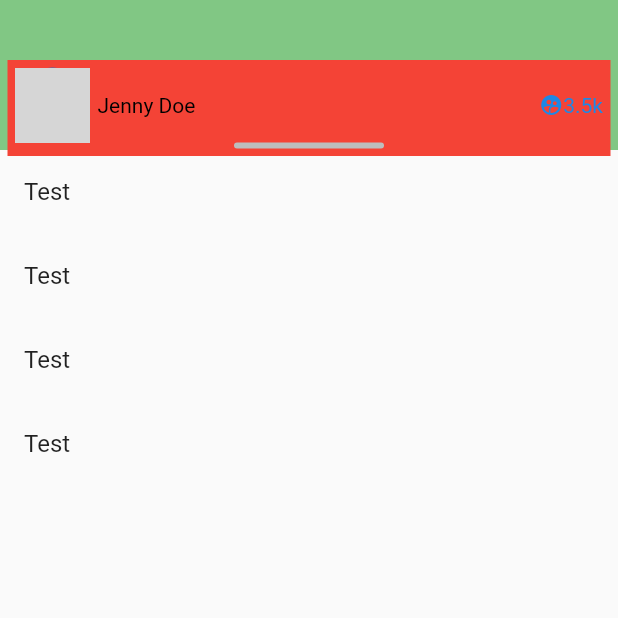
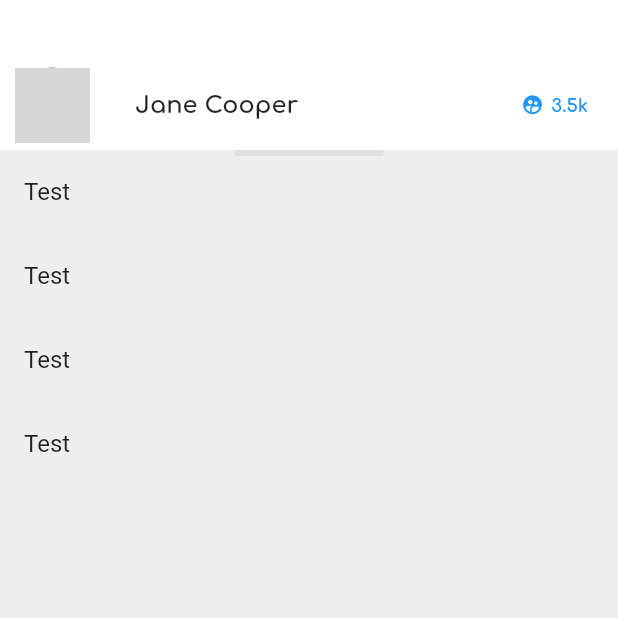
Before and after one commit to pelegopego/clone_longevity, a Flutter app: the screen it shows after launch, on a phone screen of 412 x 824 dp, the top half of it. Run offline on Flutter 3.47's test engine with Material 2 defaults, Android fonts, the light colour scheme and no system bars; network calls fail; grey boxes are pictures that could not be loaded.

Commit message:
Added new font and ajusted the visual of app bar

```diff
--- a/lib/src/app.dart
+++ b/lib/src/app.dart
@@ -9,11 +9,12 @@ class MyApp extends StatelessWidget {
 
   @override
   Widget build(BuildContext context) {
-    return const MaterialApp(
+    return MaterialApp(
         debugShowCheckedModeBanner: false,
         home: Scaffold(
-          appBar: CustomAppBar(),
-          body: ItemListView(),
+          backgroundColor: Colors.grey[200],
+          appBar: const CustomAppBar(),
+          body: const ItemListView(),
         ));
   }
 }
--- a/lib/src/features/appBar.dart
+++ b/lib/src/features/appBar.dart
@@ -1,3 +1,5 @@
+// ignore_for_file: file_names
+
 import 'package:flutter/material.dart';
 
 class CustomAppBar extends StatefulWidget implements PreferredSizeWidget {
@@ -17,14 +19,13 @@ class _CustomAppBarState extends State<CustomAppBar> {
   @override
   Widget build(BuildContext context) {
     return Container(
-        color: Colors.green[300],
+        color: Colors.white,
         child: Padding(
-          padding: EdgeInsets.only(top: 40, left: 5, right: 5),
+          padding: const EdgeInsets.only(top: 40, left: 5, right: 5),
           child: Column(
             children: [
               Container(
-                color: Colors.red,
-                padding: EdgeInsets.all(5),
+                padding: const EdgeInsets.all(5),
                 child: Column(children: [
                   Row(children: [
                     const CircleAvatar(
@@ -33,37 +34,54 @@ class _CustomAppBarState extends State<CustomAppBar> {
                           'https://thumbs.dreamstime.com/z/beautiful-woman-face-close-up-studio-white-beauty-spa-model-f-female-clean-fresh-perfect-skin-closeup-youth-care-concept-73395757.jpg'),
                       foregroundColor: Colors.white,
                     ),
-                    Expanded(
+                    const Expanded(
                       child: Padding(
-                          padding: EdgeInsets.all(5),
+                          padding: EdgeInsets.only(
+                            top: 5,
+                            bottom: 5,
+                            left: 30,
+                          ),
                           child: Text(
-                            'Jenny Doe',
-                            style: TextStyle(color: Colors.black),
+                            'Jane Cooper',
+                            style: TextStyle(
+                                color: Colors.black87,
+                                fontWeight: FontWeight.bold,
+                                fontFamily: 'Comfortaa',
+                                fontSize: 16),
                           )),
                     ),
                     Align(
                       alignment: Alignment.centerRight,
                       child: Row(children: [
-                        Icon(
-                          Icons.supervised_user_circle,
-                          color: Colors.blue[600],
-                          size: 16,
-                        ),
-                        Text(
-                          '3.5k',
-                          style: TextStyle(
-                            color: Colors.blue[600],
-                          ),
-                        )
+                        Padding(
+                            padding: const EdgeInsets.all(5),
+                            child: Icon(
+                              Icons.supervised_user_circle,
+                              color: Colors.blue,
+                              size: 15,
+                            )),
+                        Container(
+                            margin: const EdgeInsets.only(right: 10),
+                            child: Text(
+                              '3.5k',
+                              style: TextStyle(
+                                fontSize: 12,
+                                fontWeight: FontWeight.bold,
+                                fontFamily: 'Comfortaa',
+                                color: Colors.blue,
+                              ),
+                            )),
                       ]),
                     ),
                   ]),
                   Container(
+                    margin: const EdgeInsets.only(top: 5),
                     height: 4,
                     width: 100,
                     decoration: BoxDecoration(
-                        color: Colors.grey[400],
-                        borderRadius: BorderRadius.all(Radius.circular(20))),
+                        color: Colors.grey[300],
+                        borderRadius:
+                            const BorderRadius.all(Radius.circular(20))),
                   ),
                 ]),
               ),
```
Also changed, not shown: pubspec.yaml (+7 -0 lines), assets/fonts/Comfortaa-Bold.ttf (added), assets/fonts/Comfortaa-Light.ttf (added), assets/fonts/Comfortaa-Regular.ttf (added).
